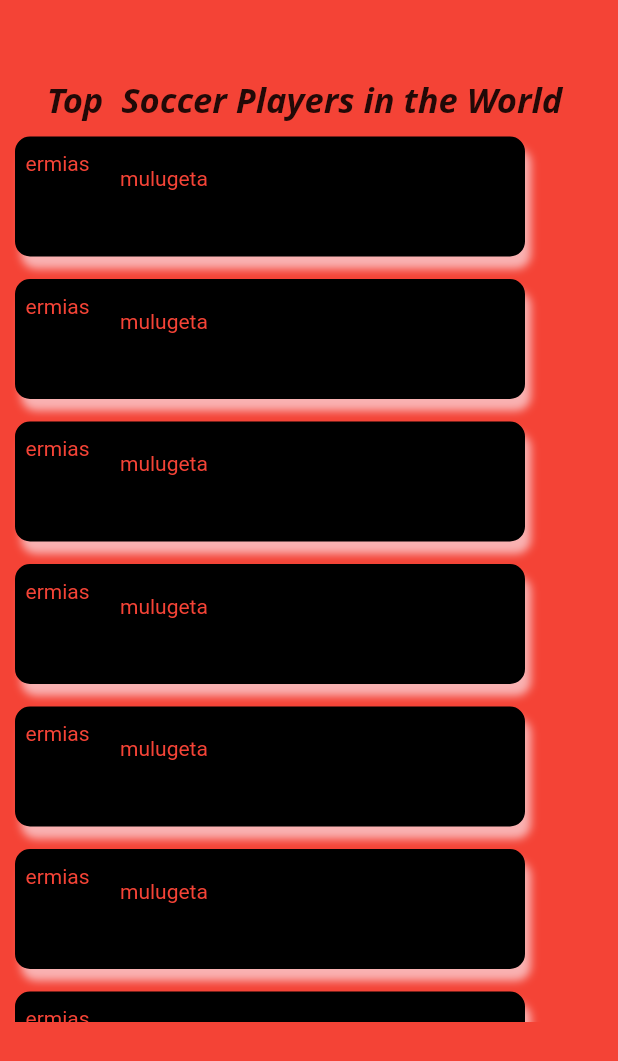
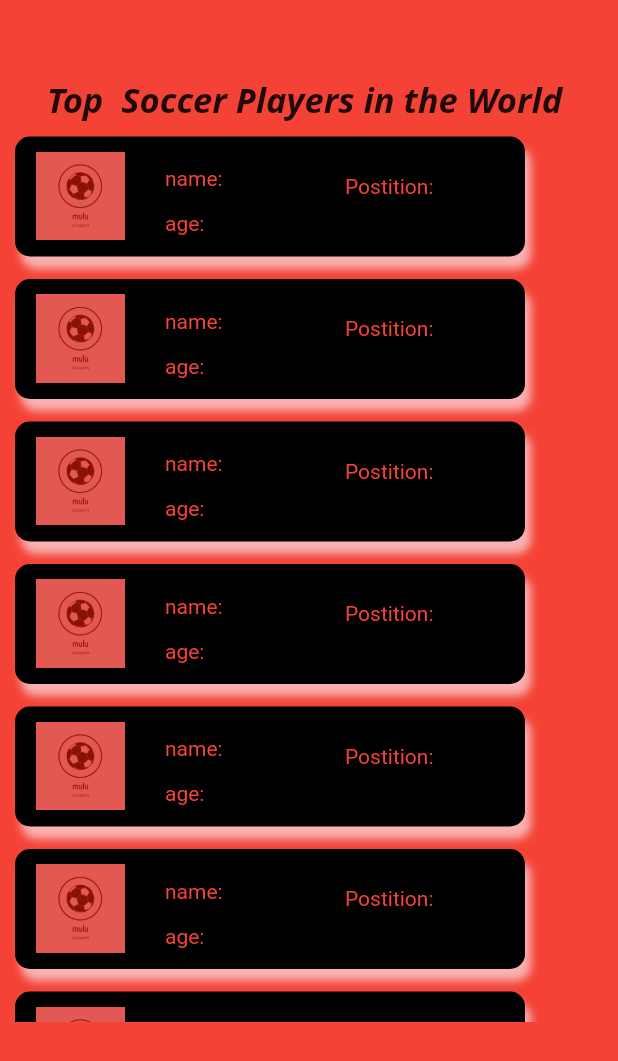
Before and after one commit to ermias19/BET-predictor, a Flutter app: the screen it shows after launch, on a phone screen of 412 x 824 dp. Shown: the top 1061 px of the screen. Run offline on Flutter 3.47's test engine with Material 2 defaults, Android fonts, the phone set to English and light mode, and no system bars; our stand-ins replace bloc, equatable, flutter_bloc; Roboto replaces fonts that are missing (Open Sans).

Commit message:
home_description added

```diff
--- a/lib/main.dart
+++ b/lib/main.dart
@@ -2,6 +2,7 @@ import 'package:bloc_e_s/data/models/players_model.dart';
 import 'package:bloc_e_s/presentation/pages/Login/login.dart';
 import 'package:bloc_e_s/presentation/pages/Signup/sign_up.dart';
 import 'package:bloc_e_s/presentation/pages/home/players_home.dart';
+import 'package:bloc_e_s/presentation/pages/home_description/home_descritption.dart';
 
 import 'package:flutter/material.dart';
 import 'package:flutter_bloc/flutter_bloc.dart';
--- a/lib/presentation/pages/home/players_home.dart
+++ b/lib/presentation/pages/home/players_home.dart
@@ -14,9 +14,13 @@ class Players_home extends StatelessWidget {
 Widget Players_home_Widget() {
   return Column(children: <Widget>[
     Container(
-      padding:EdgeInsets.fromLTRB(0, 50, 0, 0),
+        padding: EdgeInsets.fromLTRB(0, 50, 0, 0),
         child: Text('Top  Soccer Players in the World ',
-            style: TextStyle( fontStyle: FontStyle.italic,fontFamily: 'Open Sans', fontWeight: FontWeight.bold, fontSize: 23))),
+            style: TextStyle(
+                fontStyle: FontStyle.italic,
+                fontFamily: 'Open Sans',
+                fontWeight: FontWeight.bold,
+                fontSize: 23))),
     SizedBox(
       height: 600,
       child: ListView.builder(
@@ -28,7 +32,7 @@ Widget Players_home_Widget() {
             child: Padding(
               padding: EdgeInsets.fromLTRB(10, 10, 0, 5),
               child: Stack(
-                children:<Widget> [
+                children: <Widget>[
                   Container(
                       decoration: BoxDecoration(
                           color: Colors.black,
@@ -44,13 +48,44 @@ Widget Players_home_Widget() {
                       padding: EdgeInsets.fromLTRB(2, 5, 0, 5),
                       width: 340,
                       height: 80,
+                      child: Container(
+                        padding:EdgeInsets.fromLTRB(0, 0, 255, 1),
+                          child: Image.asset(
+                        'assets/images/mulu-logos.jpeg',
+                        width: 10,
+                        height: 10,
+                      ))),
+                      // child:Text('ermias'),
+
+
+
+                  Positioned(
+                      left: 100,
+                      top: 20,
+                      child: Container(
                         child: Text(
-                      'ermias',
+                          'name:',
                           style: TextStyle(color: Colors.red),
                         ),
-
+                      )),
+                  Positioned(
+                      left: 100,
+                      top: 50,
+                      child: Container(
+                        child: Text(
+                          'age:',
+                          style: TextStyle(color: Colors.red),
                         ),
-                   Positioned(left:70,top:20,child: Container(child: Text('mulugeta', style:TextStyle(color:Colors.red) ,),)),
+                      )),
+                  Positioned(
+                      left: 220,
+                      top: 25,
+                      child: Container(
+                        child: Text(
+                          'Postition:',
+                          style: TextStyle(color: Colors.red),
+                        ),
+                      )),
                 ],
               ),
             ),
--- /dev/null
+++ b/lib/presentation/pages/home_description/home_descritption.dart
@@ -0,0 +1,17 @@
+import 'package:flutter/material.dart';
+
+class Home_description extends StatelessWidget{
+
+  @override
+  Widget build(BuildContext context){
+    return MaterialApp(
+      home:Scaffold(
+        body:Home_player_desc() ,
+      )
+    );
+  }
+}
+
+Widget Home_player_desc(){
+  return Container();
+}
```
Also changed, not shown: assets/images/default_player.jpeg (added). Lines whose indentation alone changed are shown as unchanged.
